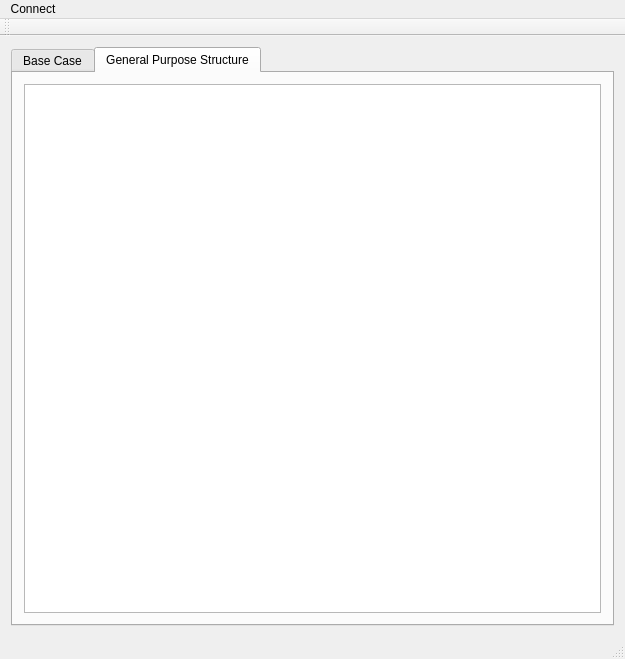
danready/EthFab, file UniversalPMACSender/mainwindow.ui: the form before one commit.
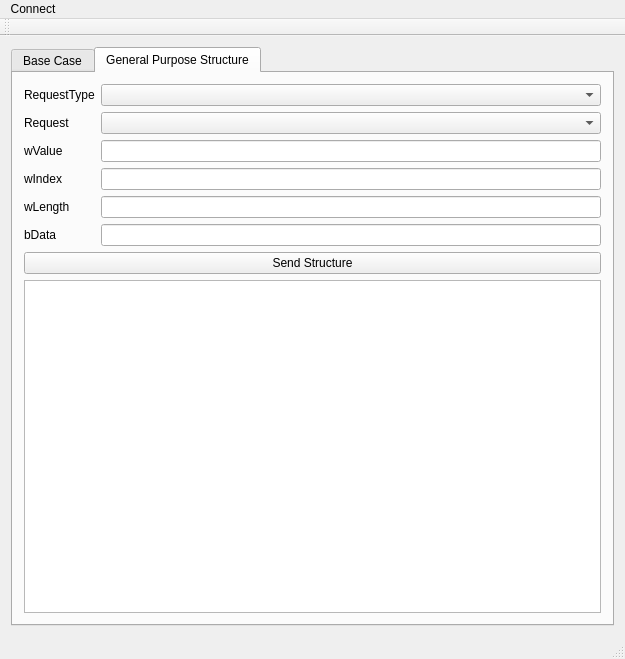
The form after the commit. The open tabs and pages were chosen to show the change. Icons and pictures are not drawn.

What changed in the file:
```diff
--- a/UniversalPMACSender/mainwindow.ui
+++ b/UniversalPMACSender/mainwindow.ui
@@ -56,8 +56,79 @@
        <attribute name="title">
         <string>General Purpose Structure</string>
        </attribute>
-       <layout class="QGridLayout" name="gridLayout_3">
-        <item row="0" column="0">
+       <layout class="QVBoxLayout" name="verticalLayout_2">
+        <item>
+         <layout class="QGridLayout" name="gridLayout_3">
+          <item row="0" column="0">
+           <widget class="QLabel" name="label">
+            <property name="text">
+             <string>RequestType</string>
+            </property>
+           </widget>
+          </item>
+          <item row="0" column="1">
+           <widget class="QComboBox" name="comboBox_RequestType"/>
+          </item>
+          <item row="1" column="0">
+           <widget class="QLabel" name="label_2">
+            <property name="text">
+             <string>Request</string>
+            </property>
+           </widget>
+          </item>
+          <item row="1" column="1">
+           <widget class="QComboBox" name="comboBox_Request"/>
+          </item>
+          <item row="2" column="0">
+           <widget class="QLabel" name="label_3">
+            <property name="text">
+             <string>wValue</string>
+            </property>
+           </widget>
+          </item>
+          <item row="2" column="1">
+           <widget class="QLineEdit" name="lineEdit_wValue"/>
+          </item>
+          <item row="3" column="0">
+           <widget class="QLabel" name="label_4">
+            <property name="text">
+             <string>wIndex</string>
+            </property>
+           </widget>
+          </item>
+          <item row="3" column="1">
+           <widget class="QLineEdit" name="lineEdit_wIndex"/>
+          </item>
+          <item row="4" column="0">
+           <widget class="QLabel" name="label_5">
+            <property name="text">
+             <string>wLength</string>
+            </property>
+           </widget>
+          </item>
+          <item row="4" column="1">
+           <widget class="QLineEdit" name="lineEdit_wLenght"/>
+          </item>
+          <item row="5" column="0">
+           <widget class="QLabel" name="label_6">
+            <property name="text">
+             <string>bData</string>
+            </property>
+           </widget>
+          </item>
+          <item row="5" column="1">
+           <widget class="QLineEdit" name="lineEdit_bData"/>
+          </item>
+         </layout>
+        </item>
+        <item>
+         <widget class="QPushButton" name="pushButton_SendStructure">
+          <property name="text">
+           <string>Send Structure</string>
+          </property>
+         </widget>
+        </item>
+        <item>
          <widget class="QTextEdit" name="textEdit_GeneralPurpose"/>
         </item>
        </layout>
```
